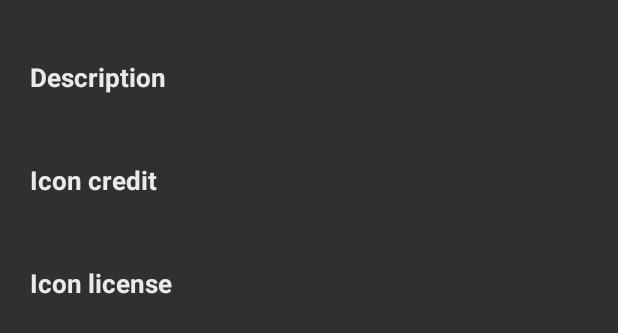
After one commit to charmasaur/alps-insects, an Android app: the layout group_tab_other.xml on its own in the app's theme, with its tools: preview values and no code run, on a phone screen of 412 x 824 dp. The commit adds this screen. Shown: the top 333 px of the screen. Run offline under Robolectric (Android 15) with nearby library versions, the phone set to English and light mode, and no system bars.

Commit message:
Show group details.
This involves introducing a ViewPager to GroupFragment, where we show
the old species list in the first tab and details in a second tab.

```diff
--- /dev/null
+++ b/src/main/res/layout/group_tab_other.xml
@@ -0,0 +1,55 @@
+<?xml version="1.0" encoding="utf-8"?>
+<ScrollView xmlns:android="http://schemas.android.com/apk/res/android"
+    android:layout_width="match_parent"
+    android:layout_height="match_parent"
+    android:orientation="vertical"
+    android:scrollbars="none"
+    android:padding="@dimen/details_page_padding" >
+
+    <LinearLayout
+        android:layout_width="fill_parent"
+        android:layout_height="wrap_content"
+        android:orientation="vertical" >
+
+        <TextView
+            style="@style/SpeciesDetailsSubheading"
+            android:layout_width="fill_parent"
+            android:layout_height="wrap_content"
+            android:text="@string/group_heading_description"/>
+
+        <TextView
+            style="@style/SpeciesDetailsText"
+            android:id="@+id/description"
+            android:layout_width="fill_parent"
+            android:layout_height="wrap_content"/>
+
+        <TextView
+            style="@style/SpeciesDetailsSubheading"
+            android:id="@+id/icon_credit_heading"
+            android:layout_width="fill_parent"
+            android:layout_height="wrap_content"
+            android:text="@string/group_heading_icon_credit"/>
+
+        <TextView
+            style="@style/SpeciesDetailsText"
+            android:id="@+id/icon_credit"
+            android:layout_width="fill_parent"
+            android:layout_height="wrap_content"/>
+
+        <TextView
+            style="@style/SpeciesDetailsSubheading"
+            android:id="@+id/icon_license_heading"
+            android:layout_width="fill_parent"
+            android:layout_height="wrap_content"
+            android:text="@string/group_heading_icon_license"/>
+
+        <TextView
+            style="@style/SpeciesDetailsText"
+            android:id="@+id/icon_license"
+            android:layout_width="fill_parent"
+            android:layout_height="wrap_content"
+            android:autoLink="web"/>
+
+    </LinearLayout>
+
+</ScrollView>
```
Also changed, not shown: src/main/java/au/com/museumvictoria/fieldguide/vic/fork/ui/fragments/GroupFragment.java (+22 -43 lines), src/main/java/au/com/museumvictoria/fieldguide/vic/fork/ui/fragments/GroupPagerAdapter.java (added, +169 -0 lines), src/main/res/layout/fragment_group.xml (+12 -3 lines), src/main/res/layout/group_tab_species_list.xml (added, +11 -0 lines).
